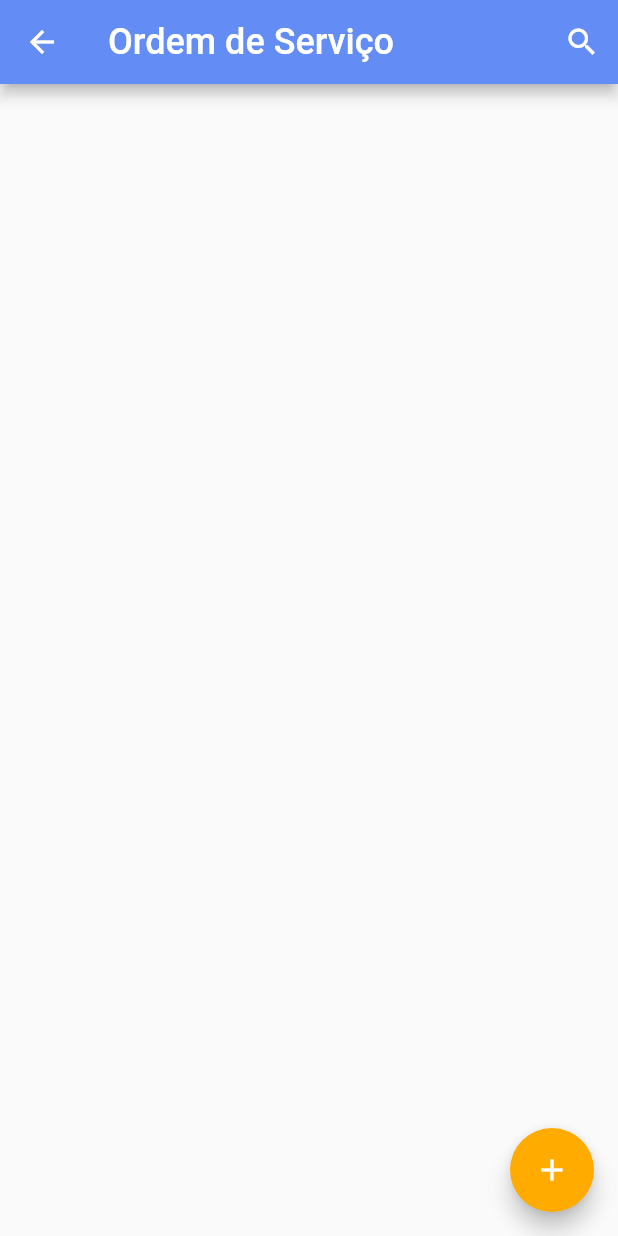
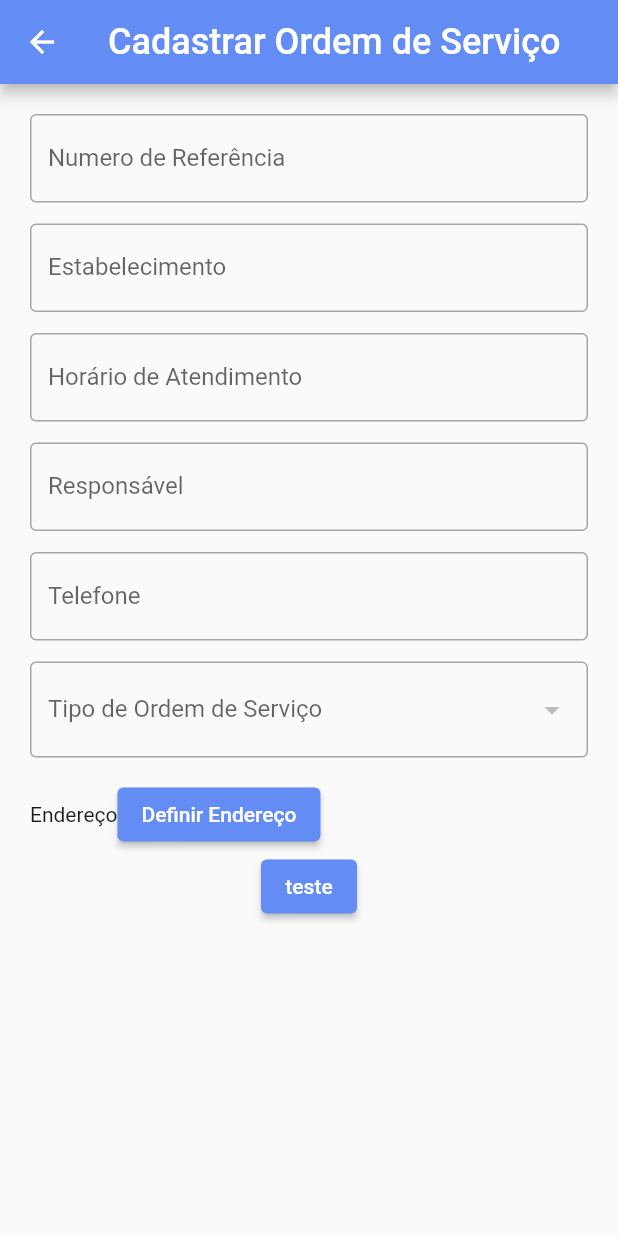
Before and after one commit to Kaued/LogSanApp, a Flutter app: the ListServiceOrder screen opened by its route, after a tap on the "add" icon, on a phone screen of 412 x 824 dp. Run offline on Flutter 3.47's test engine with Material 3 defaults, Android fonts, the phone set to English and light mode, and no system bars; drawn by our look-alikes of flutter_animate; our stand-ins replace cloud_firestore, firebase_core; accounts and stored records are empty.

Commit message:
✨feat: Modal de Endereço

```diff
--- /dev/null
+++ b/lib/Components/ServiceOrders/service_order_form_input.dart
@@ -0,0 +1,40 @@
+import 'package:flutter/material.dart';
+
+class ServiceOrderFormInput extends StatelessWidget {
+  const ServiceOrderFormInput({
+    super.key,
+    required this.labelText,
+    required this.hintText,
+    required this.validator,
+    this.initialValue,
+    this.onChanged,
+    this.onSaved,
+    this.onFieldSubmitted,
+  });
+
+  final String labelText;
+  final String? initialValue;
+  final String hintText;
+  final String? Function(String?) validator;
+  final void Function(String?)? onChanged;
+  final void Function(String?)? onSaved;
+  final void Function(String)? onFieldSubmitted;
+
+  @override
+  Widget build(BuildContext context) {
+    return Padding(
+      padding: const EdgeInsets.only(bottom: 14),
+      child: TextFormField(
+        initialValue: initialValue,
+        decoration: InputDecoration(
+          labelText: labelText,
+          hintText: hintText,
+          border: const OutlineInputBorder(),
+        ),
+        validator: validator,
+        onChanged: onChanged,
+        onFieldSubmitted: onFieldSubmitted,
+      ),
+    );
+  }
+}
--- a/lib/Controllers/service_order_controller.dart
+++ b/lib/Controllers/service_order_controller.dart
@@ -1,15 +1,23 @@
 import 'package:cloud_firestore/cloud_firestore.dart';
 import 'package:logsan_app/Models/service_order.dart';
 import 'package:logsan_app/Models/type_order.dart';
+import 'package:logsan_app/Repositories/address_repository.dart';
 import 'package:logsan_app/Repositories/service_order_repository.dart';
 import 'package:logsan_app/Repositories/type_order_repository.dart';
+import 'package:logsan_app/Utils/Classes/address.dart';
 
 class ServiceOrderController {
   final ServiceOrderRepository _serviceOrderRepository =
       ServiceOrderRepository.instance;
   final TypeOrderRepository _typeOrderRepository = TypeOrderRepository.instance;
+  final AddressRepository _addressRepository = AddressRepository.instance;
 
   static ServiceOrderController instance = ServiceOrderController._();
+
+  final Map<String, String> columns = {
+    "Numero de Referência": "referenceNumber",
+    "Estabelecimento": "placeName",
+  };
 
   ServiceOrderController._();
 
@@ -32,4 +40,20 @@ class ServiceOrderController {
 
     return types;
   }
+
+  Map<String, String> getColumns() {
+    return columns;
+  }
+
+  Future<Address> getAddress(String cep) async {
+    if (cep.isNotEmpty) {
+      try {
+        return await _addressRepository.getAddressByCep(cep);
+      } catch (error) {
+        throw Exception("Não foi possível encontra o cep.");
+      }
+    }
+
+    throw Exception("Cep não pode estar vazio");
+  }
 }
--- a/lib/Pages/list_service_order.dart
+++ b/lib/Pages/list_service_order.dart
@@ -6,6 +6,8 @@ import 'package:flutter_animate/flutter_animate.dart';
 import 'package:logsan_app/Controllers/service_order_controller.dart';
 import 'package:logsan_app/Models/service_order.dart';
 import 'package:logsan_app/Models/type_order.dart';
+import 'package:logsan_app/Utils/app_routes.dart';
+import 'package:logsan_app/Utils/Classes/form_arguments.dart';
 
 import '../Components/ServiceOrders/service_order_list.dart';
 
@@ -20,6 +22,7 @@ class _ListServiceOrderState extends State<ListServiceOrder> {
   bool inSearch = false;
   final controller = ServiceOrderController.instance;
   Timer? _debounce;
+  String field = "";
 
   Stream<QuerySnapshot<ServiceOrder>> streamServiceOrders =
       const Stream.empty();
@@ -29,6 +32,10 @@ class _ListServiceOrderState extends State<ListServiceOrder> {
   void initState() {
     super.initState();
     list();
+
+    setState(() {
+      field = controller.getColumns().entries.first.value;
+    });
   }
 
   void list() async {
@@ -71,8 +78,7 @@ class _ListServiceOrderState extends State<ListServiceOrder> {
     }
 
     _debounce = Timer(const Duration(seconds: 1), () {
-      var orders =
-          controller.getServiceOrders(field: "placeName", value: query);
+      var orders = controller.getServiceOrders(field: field, value: query);
 
       setState(() {
         streamServiceOrders = orders;
@@ -106,11 +112,35 @@ class _ListServiceOrderState extends State<ListServiceOrder> {
           IconButton(
             onPressed: toggleSearch,
             icon: Icon(inSearch ? Icons.close : Icons.search),
+          ),
+          PopupMenuButton(
+            icon: const Icon(Icons.filter_alt_outlined),
+            itemBuilder: (context) {
+              return controller
+                  .getColumns()
+                  .entries
+                  .map((item) => PopupMenuItem(
+                        value: item.value,
+                        child: Text(item.key),
+                      ))
+                  .toList();
+            },
+            initialValue: field,
+            onSelected: (value) {
+              setState(() {
+                field = value;
+              });
+            },
           )
         ],
       ),
       floatingActionButton: FloatingActionButton(
-        onPressed: () {},
+        onPressed: () {
+          Navigator.of(context).pushNamed(
+            AppRoutes.serviceOrderForm,
+            arguments: FormArguments(isAddMode: true),
+          );
+        },
         child: const Icon(Icons.add),
       ),
       body: StreamBuilder<QuerySnapshot<ServiceOrder>>(
--- /dev/null
+++ b/lib/Pages/service_order_form.dart
@@ -0,0 +1,160 @@
+import 'package:cloud_firestore/cloud_firestore.dart';
+import 'package:flutter/material.dart';
+import 'package:logsan_app/Controllers/service_order_controller.dart';
+import 'package:logsan_app/Models/type_order.dart';
+
+import '../Components/ServiceOrders/address_modal.dart';
+import '../Components/ServiceOrders/service_order_form_input.dart';
+
+class ServiceOrderForm extends StatefulWidget {
+  const ServiceOrderForm({super.key});
+
+  @override
+  State<ServiceOrderForm> createState() => _ServiceOrderFormState();
+}
+
+class _ServiceOrderFormState extends State<ServiceOrderForm> {
+  final ServiceOrderController controller = ServiceOrderController.instance;
+  List<QueryDocumentSnapshot<TypeOrder>> typeOrders = [];
+
+  @override
+  void initState() {
+    super.initState();
+    list();
+  }
+
+  void list() async {
+    final response = await controller.getTypeOrders();
+
+    setState(() {
+      typeOrders = response;
+    });
+  }
+
+  @override
+  Widget build(BuildContext context) {
+    final formKey = GlobalKey<FormState>();
+
+    return Scaffold(
+      appBar: AppBar(
+        title: const Text("Cadastrar Ordem de Serviço"),
+      ),
+      body: SingleChildScrollView(
+        child: Padding(
+          padding: const EdgeInsets.symmetric(
+            horizontal: 20,
+            vertical: 20,
+          ),
+          child: Column(
+            children: [
+              Form(
+                key: formKey,
+                child: Column(
+                  children: [
+                    ServiceOrderFormInput(
+                      labelText: "Numero de Referência",
+                      hintText: "O numero de referência da ordem de serviço",
+                      validator: (value) {
+                        if (value == null || value.isEmpty) {
+                          return "O numero de referência deve ser preenchido";
+                        }
+                        return null;
+                      },
+                    ),
+                    ServiceOrderFormInput(
+                      hintText:
+                          "O estabelecimento que a ordem de serviço pertence",
+                      labelText: "Estabelecimento",
+                      validator: (value) {
+                        if (value == null || value.isEmpty) {
+                          return "O estabelcimento ser informado";
+                        }
+                        return null;
+                      },
+                    ),
+                    ServiceOrderFormInput(
+                      labelText: "Horário de Atendimento",
+                      hintText:
+                          "O horário de atendimento que a ordem de serviço pertence",
+                      validator: (value) {
+                        if (value == null || value.isEmpty) {
+                          return "O horário de atendimento deve ser informado";
+                        }
+                        return null;
+                      },
+                    ),
+                    ServiceOrderFormInput(
+                      labelText: "Responsável",
+                      hintText:
+                          "O responsável do estabelecimento que a ordem de serviço pertence",
+                      validator: (value) {
+                        if (value == null || value.isEmpty) {
+                          return "O responsável do estabelecimento deve ser informado";
+                        }
+                        return null;
+                      },
+                    ),
+                    ServiceOrderFormInput(
+                      labelText: "Telefone",
+                      hintText:
+                          "O responsável do estabelecimento que a ordem de serviço pertence",
+                      validator: (value) {
+                        if (value == null || value.isEmpty) {
+                          return "O responsável do estabelecimento deve ser informado";
+                        }
+                        return null;
+                      },
+                    ),
+                    Padding(
+                      padding: const EdgeInsets.only(bottom: 14),
+                      child: DropdownButtonFormField(
+                        validator: (value) {
+                          if (value == null || value.isEmpty) {
+                            return "O Tipo de Ordem de Serviço deve ser preenchido";
+                          }
+                          return null;
+                        },
+                        decoration: const InputDecoration(
+                          border: OutlineInputBorder(),
+                          labelText: "Tipo de Ordem de Serviço",
+                        ),
+                        items: typeOrders.map((typeOrder) {
+                          return DropdownMenuItem(
+                            value: typeOrder.id,
+                            child: Text(typeOrder.data().name),
+                          );
+                        }).toList(),
+                        onChanged: (value) {},
+                      ),
+                    ),
+                    Row(
+                      children: [
+                        const Text("Endereço"),
+                        ElevatedButton(
+                          onPressed: () {
+                            showModalBottomSheet(
+                              context: context,
+                              builder: (context) => AddressModal(
+                                onSaved: (p0) => print(p0),
+                              ),
+                            );
+                          },
+                          child: const Text("Definir Endereço"),
+                        )
+                      ],
+                    ),
+                    ElevatedButton(
+                        onPressed: () {
+                          formKey.currentState!.validate();
+                        },
+                        child: const Text("teste"))
+                  ],
+                ),
+              )
+            ],
+          ),
+        ),
+      ),
+    );
+  }
+}
--- /dev/null
+++ b/lib/Repositories/address_repository.dart
@@ -0,0 +1,23 @@
+import 'dart:convert' as convert;
+
+import 'package:logsan_app/Utils/Classes/address.dart';
+import 'package:http/http.dart' as http;
+
+class AddressRepository {
+  AddressRepository._();
+
+  static final AddressRepository instance = AddressRepository._();
+
+  Future<Address> getAddressByCep(String cep) async {
+    final url = Uri.https("viacep.com.br", "/ws/$cep/json");
+    final response = await http.get(url);
+
+    if (response.statusCode >= 200 && response.statusCode <= 203) {
+      final json = convert.jsonDecode(response.body) as Map<String, dynamic>;
+
+      return Address.fromJson(json);
+    }
+
+    throw Exception("Cep não foi encontrado");
+  }
+}
--- /dev/null
+++ b/lib/Utils/Classes/address.dart
@@ -0,0 +1,30 @@
+class Address {
+  Address({
+    required this.cep,
+    required this.street,
+    required this.neighborhood,
+    required this.city,
+    required this.state,
+    this.number,
+    this.complement,
+  });
+
+  Address.fromJson(Map<String, Object?> json)
+      : this(
+          cep: json["cep"]! as String,
+          city: json["localidade"]! as String,
+          complement:
+              json["complemento"] != null ? json["complemento"] as String : "",
+          neighborhood: json["bairro"]! as String,
+          state: json["uf"]! as String,
+          street: json["logradouro"]! as String,
+        );
+
+  String cep;
+  String street;
+  String neighborhood;
+  int? number;
+  String city;
+  String state;
+  String? complement;
+}
--- a/lib/Utils/app_routes.dart
+++ b/lib/Utils/app_routes.dart
@@ -1,4 +1,5 @@
 class AppRoutes {
   static const String login = "/login";
   static const String listServiceOrder = "/service-order";
+  static const String serviceOrderForm = "/service-order/form";
 }
--- a/lib/app.dart
+++ b/lib/app.dart
@@ -1,6 +1,7 @@
 import 'package:flutter/material.dart';
 import 'package:logsan_app/Pages/list_service_order.dart';
 import 'package:logsan_app/Pages/login.dart';
+import 'package:logsan_app/Pages/service_order_form.dart';
 import 'package:logsan_app/Utils/app_routes.dart';
 
 class App extends StatelessWidget {
@@ -29,6 +30,7 @@ class App extends StatelessWidget {
       routes: {
         AppRoutes.login: (context) => const Login(),
         AppRoutes.listServiceOrder: (context) => const ListServiceOrder(),
+        AppRoutes.serviceOrderForm: (context) => const ServiceOrderForm(),
       },
     );
   }
--- a/pubspec.yaml
+++ b/pubspec.yaml
@@ -40,6 +40,7 @@ dependencies:
   cloud_firestore: ^4.17.2
   flutter_animate: ^4.5.0
   intl: ^0.19.0
+  http: ^1.2.1
 
 dev_dependencies:
   flutter_test:
```
Also changed, not shown: lib/Components/ServiceOrders/address_modal.dart (added, +344 -0 lines), lib/Utils/Classes/form_arguments.dart (added, +9 -0 lines), lib/Utils/alerts.dart (added, +48 -0 lines), pubspec.lock.
